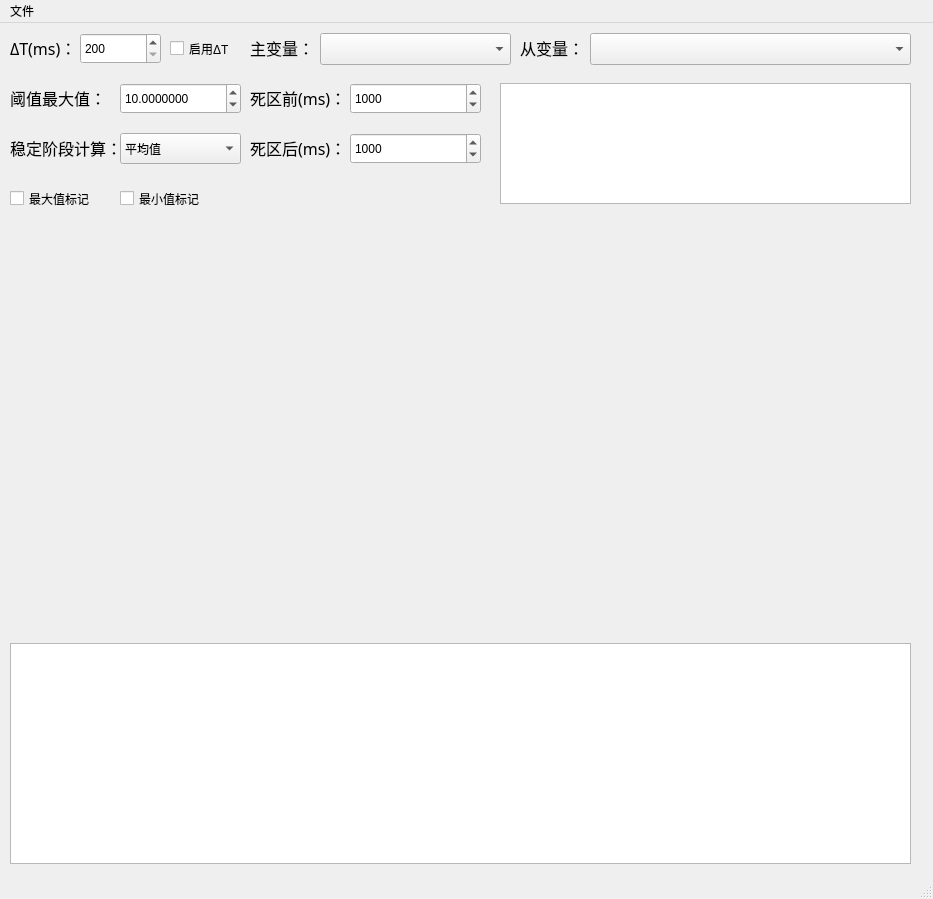
Above: ui/DataAnalysis.ui from banniford/DataAnalysisApp before the change. Below: the same form after it.
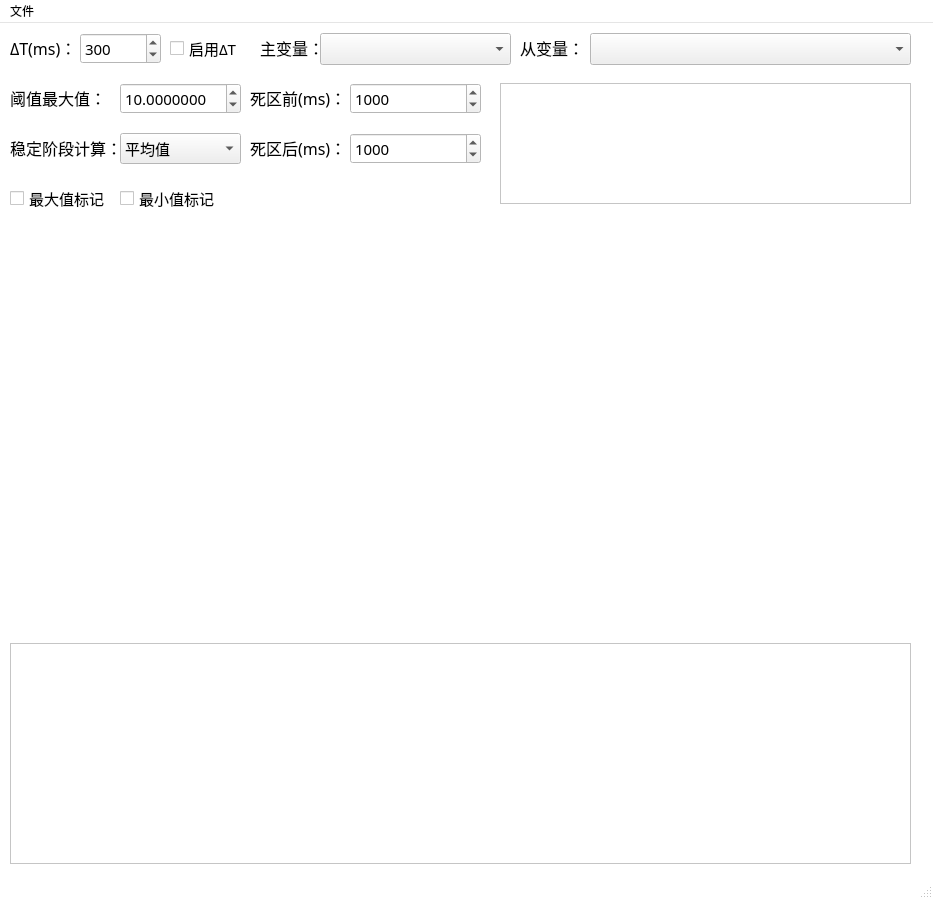
That is the form after the change. Icons and pictures are not drawn. Custom widgets are drawn as their Qt base class.

Commit message: feat:change font size and ui background color

The edit to the form file:
```diff
--- a/ui/DataAnalysis.ui
+++ b/ui/DataAnalysis.ui
@@ -10,6 +10,57 @@
     <height>899</height>
    </rect>
   </property>
+  <property name="palette">
+   <palette>
+    <active>
+     <colorrole role="Window">
+      <brush brushstyle="SolidPattern">
+       <color alpha="255">
+        <red>255</red>
+        <green>255</green>
+        <blue>255</blue>
+       </color>
+      </brush>
+     </colorrole>
+    </active>
+    <inactive>
+     <colorrole role="Window">
+      <brush brushstyle="SolidPattern">
+       <color alpha="255">
+        <red>255</red>
+        <green>255</green>
+        <blue>255</blue>
+       </color>
+      </brush>
+     </colorrole>
+    </inactive>
+    <disabled>
+     <colorrole role="Base">
+      <brush brushstyle="SolidPattern">
+       <color alpha="255">
+        <red>255</red>
+        <green>255</green>
+        <blue>255</blue>
+       </color>
+      </brush>
+     </colorrole>
+     <colorrole role="Window">
+      <brush brushstyle="SolidPattern">
+       <color alpha="255">
+        <red>255</red>
+        <green>255</green>
+        <blue>255</blue>
+       </color>
+      </brush>
+     </colorrole>
+    </disabled>
+   </palette>
+  </property>
+  <property name="font">
+   <font>
+    <family>黑体</family>
+   </font>
+  </property>
   <property name="windowTitle">
    <string>数据分析工具</string>
   </property>
@@ -17,6 +68,9 @@
    <iconset>
     <normaloff>../assets/image/faviceon.png</normaloff>../assets/image/faviceon.png</iconset>
   </property>
+  <property name="autoFillBackground">
+   <bool>false</bool>
+  </property>
   <widget class="QWidget" name="centralwidget">
    <widget class="MplWidget" name="mplWidget" native="true">
     <property name="geometry">
@@ -44,7 +98,7 @@
    <widget class="QLabel" name="label_1">
     <property name="geometry">
      <rect>
-      <x>250</x>
+      <x>260</x>
       <y>0</y>
       <width>61</width>
       <height>50</height>
@@ -52,9 +106,8 @@
     </property>
     <property name="font">
      <font>
-      <family>Agency FB</family>
+      <family>黑体</family>
       <pointsize>12</pointsize>
-      <weight>50</weight>
       <bold>false</bold>
      </font>
     </property>
@@ -167,6 +220,12 @@
       <height>31</height>
      </rect>
     </property>
+    <property name="font">
+     <font>
+      <family>黑体</family>
+      <pointsize>11</pointsize>
+     </font>
+    </property>
     <property name="specialValueText">
      <string>200</string>
     </property>
@@ -179,6 +238,9 @@
     <property name="singleStep">
      <number>100</number>
     </property>
+    <property name="value">
+     <number>300</number>
+    </property>
     <property name="displayIntegerBase">
      <number>10</number>
     </property>
@@ -219,6 +281,12 @@
       <height>31</height>
      </rect>
     </property>
+    <property name="font">
+     <font>
+      <family>黑体</family>
+      <pointsize>11</pointsize>
+     </font>
+    </property>
     <property name="minimum">
      <number>0</number>
     </property>
@@ -271,6 +339,12 @@
       <height>31</height>
      </rect>
     </property>
+    <property name="font">
+     <font>
+      <family>黑体</family>
+      <pointsize>11</pointsize>
+     </font>
+    </property>
     <property name="minimum">
      <number>0</number>
     </property>
@@ -306,6 +380,12 @@
       <height>31</height>
      </rect>
     </property>
+    <property name="font">
+     <font>
+      <family>黑体</family>
+      <pointsize>11</pointsize>
+     </font>
+    </property>
     <item>
      <property name="text">
       <string>平均值</string>
@@ -348,6 +428,12 @@
       <height>31</height>
      </rect>
     </property>
+    <property name="font">
+     <font>
+      <family>黑体</family>
+      <pointsize>11</pointsize>
+     </font>
+    </property>
     <property name="text">
      <string>最大值标记</string>
     </property>
@@ -361,9 +447,21 @@
       <height>31</height>
      </rect>
     </property>
+    <property name="font">
+     <font>
+      <family>黑体</family>
+      <pointsize>11</pointsize>
+     </font>
+    </property>
+    <property name="cursor">
+     <cursorShape>ArrowCursor</cursorShape>
+    </property>
     <property name="text">
      <string>最小值标记</string>
     </property>
+    <property name="checked">
+     <bool>false</bool>
+    </property>
    </widget>
    <widget class="QLabel" name="label_6">
     <property name="geometry">
@@ -401,6 +499,12 @@
       <height>31</height>
      </rect>
     </property>
+    <property name="font">
+     <font>
+      <family>黑体</family>
+      <pointsize>11</pointsize>
+     </font>
+    </property>
     <property name="decimals">
      <number>7</number>
     </property>
@@ -413,10 +517,16 @@
      <rect>
       <x>170</x>
       <y>10</y>
-      <width>71</width>
+      <width>81</width>
       <height>31</height>
      </rect>
     </property>
+    <property name="font">
+     <font>
+      <family>黑体</family>
+      <pointsize>11</pointsize>
+     </font>
+    </property>
     <property name="text">
      <string>启用ΔT</string>
     </property>
```
Left out of the diff: 54 changed lines with no effect on the pictures. The commit also changes 3 other files.
